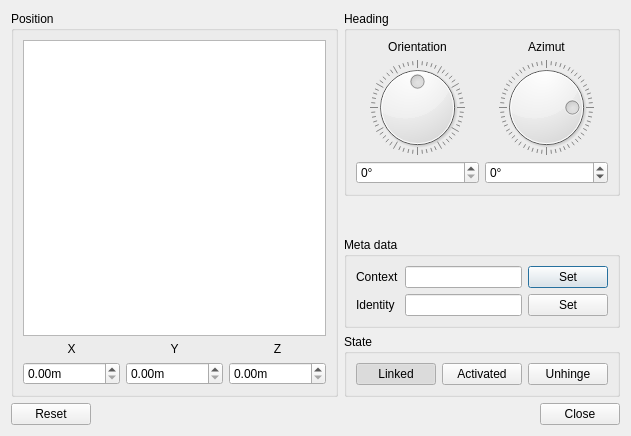
First picture: the form in plugins/manual/manual.ui, repository mumble-voip/mumble, before the edit.
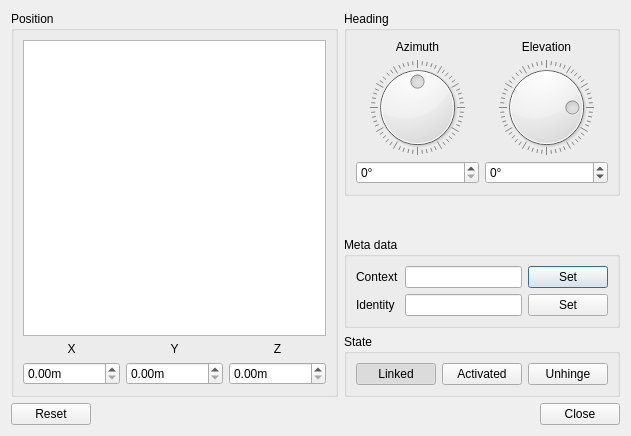
Second picture: the form after the edit.

Commit message:
Plugins: Manual plugin corrected.
- Changed the names from Orientation,Azimut to Azimuth,Elevation.
- Corrected the calculation of the front and top vectors.
- Changed the behaviour of the Elevation Dial.

Diff of the .ui file:
```diff
--- a/plugins/manual/manual.ui
+++ b/plugins/manual/manual.ui
@@ -151,7 +151,7 @@
              </sizepolicy>
             </property>
             <property name="text">
-             <string>Orientation</string>
+             <string>Azimuth</string>
             </property>
             <property name="alignment">
              <set>Qt::AlignCenter</set>
@@ -198,7 +198,7 @@
              </sizepolicy>
             </property>
             <property name="text">
-             <string>Azimut</string>
+             <string>Elevation</string>
             </property>
             <property name="alignment">
              <set>Qt::AlignCenter</set>
@@ -214,7 +214,7 @@
              <number>180</number>
             </property>
             <property name="pageStep">
-             <number>45</number>
+             <number>30</number>
             </property>
             <property name="value">
              <number>90</number>
@@ -222,18 +222,6 @@
             <property name="sliderPosition">
              <number>90</number>
             </property>
-            <property name="tracking">
-             <bool>true</bool>
-            </property>
-            <property name="orientation">
-             <enum>Qt::Vertical</enum>
-            </property>
-            <property name="invertedAppearance">
-             <bool>true</bool>
-            </property>
-            <property name="invertedControls">
-             <bool>false</bool>
-            </property>
             <property name="wrapping">
              <bool>true</bool>
             </property>
```
Left out of the diff: 25 changed lines with no effect on the pictures. The commit also changes 2 other files.
